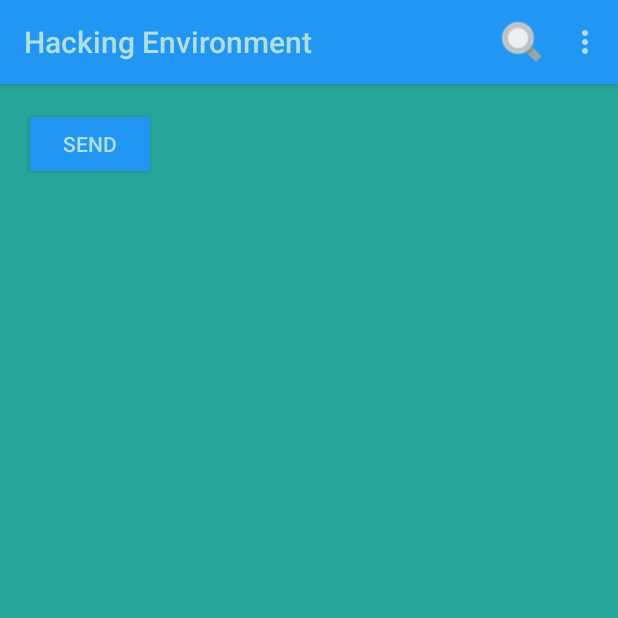
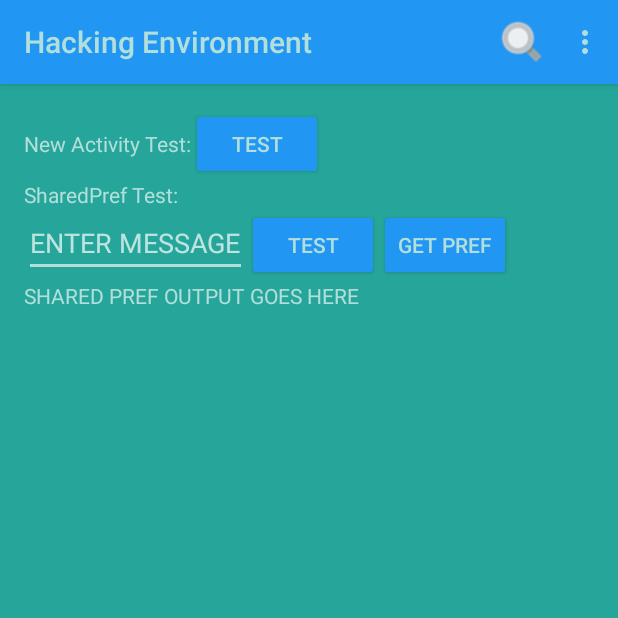
Before and after one commit to AdamSHurwitz/Hacking_Environment, an Android app: the screen it shows after launch (MainActivity), on a phone screen of 412 x 824 dp, the top half of it. Run offline under Robolectric (Android 15) with nearby library versions, the phone set to English and light mode, and no system bars.

Commit message:
Shared Preference Test

```diff
--- a/app/src/main/java/com/example/adamhurwitz/hackingenvironment/MainActivity.java
+++ b/app/src/main/java/com/example/adamhurwitz/hackingenvironment/MainActivity.java
@@ -1,27 +1,49 @@
 package com.example.adamhurwitz.hackingenvironment;
 
 import android.content.Intent;
+import android.os.Bundle;
 import android.support.v7.app.AppCompatActivity;
-import android.os.Bundle;
 import android.view.Menu;
 import android.view.MenuItem;
 import android.view.View;
-import android.widget.EditText;
 
 public class MainActivity extends AppCompatActivity {
 
     public static final String EXTRA_MESSAGE = "com.example.android.hackingenv";
 
-    /** Called when the user clicks the Send button */
+    /**
+     * Called when the user clicks the Send button
+     */
     public void sendMessage(View view) {
         // Do something in response to button
         Intent intent = new Intent(this,
                 com.example.adamhurwitz.hackingenvironment.DisplayMessageActivity.class);
-        EditText editText = (EditText) findViewById(R.id.edit_message);
+        /*EditText editText = (EditText) findViewById(R.id.edit_message);
         String message = editText.getText().toString();
-        intent.putExtra(EXTRA_MESSAGE, message);
+        intent.putExtra(EXTRA_MESSAGE, message);*/
         startActivity(intent);
     }
+
+// SharedPref - In MainActivity vs. in MainActivityFragment.java
+
+   /* public void sendToSharedPreferences(View view) {
+        EditText editTextField1 = (EditText) this.findViewById(R.id.edit_message_one);
+        String firstPref = editTextField1.getText().toString();
+
+        SharedPreferences sharedPref = this.getPreferences(Context.MODE_PRIVATE);
+        SharedPreferences.Editor editor = sharedPref.edit();
+        editor.putString(getString(R.string.preference_test), firstPref);
+        editor.commit();
+    }
+
+    public void getFromSharedPreferences(View view) {
+        SharedPreferences sharedPref = this.getPreferences(Context.MODE_PRIVATE);
+        String defaultValue = getResources().getString(R.string.saved_default_value);
+        String preference = sharedPref.getString(getString(R.string.preference_test), defaultValue);
+
+        TextView sharedPrefOutput = (TextView) this.findViewById(R.id.shared_pref_output);
+        sharedPrefOutput.setText(preference);
+    }*/
 
     @Override
     protected void onCreate(Bundle savedInstanceState) {
--- a/app/src/main/java/com/example/adamhurwitz/hackingenvironment/MainActivityFragment.java
+++ b/app/src/main/java/com/example/adamhurwitz/hackingenvironment/MainActivityFragment.java
@@ -1,10 +1,15 @@
 package com.example.adamhurwitz.hackingenvironment;
 
+import android.content.Context;
+import android.content.SharedPreferences;
+import android.os.Bundle;
 import android.support.v4.app.Fragment;
-import android.os.Bundle;
 import android.view.LayoutInflater;
 import android.view.View;
 import android.view.ViewGroup;
+import android.widget.Button;
+import android.widget.EditText;
+import android.widget.TextView;
 
 /**
  * A placeholder fragment containing a simple view.
@@ -17,6 +22,46 @@ public class MainActivityFragment extends Fragment {
     @Override
     public View onCreateView(LayoutInflater inflater, ViewGroup container,
                              Bundle savedInstanceState) {
-        return inflater.inflate(R.layout.fragment_main, container, false);
+
+        View inflatedView = inflater.inflate(R.layout.fragment_main, container, false);
+
+        Button b1 = (Button) inflatedView.findViewById(R.id.writeToSharedPref);
+        b1.setOnClickListener(new View.OnClickListener() {
+            @Override
+            public void onClick(View v) {
+                sendToSharedPreferences(v);
+            }
+        });
+
+        Button b2 = (Button) inflatedView.findViewById(R.id.getFromSharePref);
+        b2.setOnClickListener(new View.OnClickListener() {
+            @Override
+            public void onClick(View v) {
+                getFromSharedPreferences(v);
+            }
+        });
+
+        return inflatedView;
+    }
+
+    // Write to Shared Preferences
+    public void sendToSharedPreferences(View view) {
+        EditText userPref = (EditText) getActivity().findViewById(R.id.edit_message_one);
+        String firstPref = userPref.getText().toString();
+
+        SharedPreferences sharedPref = getActivity().getPreferences(Context.MODE_PRIVATE);
+        SharedPreferences.Editor editor = sharedPref.edit();
+        editor.putString(getString(R.string.preference_test), firstPref);
+        editor.commit();
+    }
+
+    // Read from Shared Preferences
+    public void getFromSharedPreferences(View view) {
+        SharedPreferences sharedPref = getActivity().getPreferences(Context.MODE_PRIVATE);
+        String defaultValue = getResources().getString(R.string.saved_default_value);
+        String preference = sharedPref.getString(getString(R.string.preference_test), defaultValue);
+
+        TextView sharedPrefOutput = (TextView) getActivity().findViewById(R.id.shared_pref_output);
+        sharedPrefOutput.setText(preference);
     }
 }
--- a/app/src/main/res/layout/fragment_main.xml
+++ b/app/src/main/res/layout/fragment_main.xml
@@ -1,24 +1,79 @@
-<RelativeLayout xmlns:android="http://schemas.android.com/apk/res/android"
+<LinearLayout xmlns:android="http://schemas.android.com/apk/res/android"
     xmlns:tools="http://schemas.android.com/tools"
     android:layout_width="match_parent"
     android:layout_height="match_parent"
+    android:orientation="vertical"
     android:paddingBottom="@dimen/activity_vertical_margin"
     android:paddingLeft="@dimen/activity_horizontal_margin"
     android:paddingRight="@dimen/activity_horizontal_margin"
     android:paddingTop="@dimen/activity_vertical_margin"
     tools:context=".MainActivityFragment">
 
-    <EditText
-        android:id="@+id/edit_message"
-        android:layout_width="0dp"
-        android:layout_height="wrap_content"
-        android:layout_weight="1"
-        android:hint="@string/edit_message" />
-
-    <Button
+    <!-- New Activity Test-->
+    <LinearLayout
         android:layout_width="wrap_content"
         android:layout_height="wrap_content"
-        android:onClick="sendMessage"
-        android:text="@string/button_send" />
+        android:orientation="horizontal">
 
-</RelativeLayout>
+        <TextView
+            android:layout_width="wrap_content"
+            android:layout_height="wrap_content"
+            android:text="@string/new_activity_text" />
+
+        <Button
+            android:layout_width="wrap_content"
+            android:layout_height="wrap_content"
+            android:onClick="sendMessage"
+            android:text="@string/button_test" />
+    </LinearLayout>
+
+    <!--SharedPref Test-->
+    <LinearLayout
+        android:layout_width="wrap_content"
+        android:layout_height="wrap_content"
+        android:orientation="horizontal">
+
+        <TextView
+            android:layout_width="wrap_content"
+            android:layout_height="wrap_content"
+            android:text="@string/shared_pref_text" />
+    </LinearLayout>
+
+    <LinearLayout
+        android:layout_width="wrap_content"
+        android:layout_height="wrap_content"
+        android:orientation="vertical">
+
+        <LinearLayout
+            android:layout_width="wrap_content"
+            android:layout_height="wrap_content"
+            android:orientation="horizontal">
+
+            <EditText
+                android:id="@+id/edit_message_one"
+                android:layout_width="wrap_content"
+                android:layout_height="wrap_content"
+                android:hint="@string/edit_message" />
+
+            <Button
+                android:id="@+id/writeToSharedPref"
+                android:layout_width="wrap_content"
+                android:layout_height="wrap_content"
+                android:text="@string/button_test" />
+
+            <Button
+                android:id="@+id/getFromSharePref"
+                android:layout_width="wrap_content"
+                android:layout_height="wrap_content"
+                android:text="GET PREF" />
+        </LinearLayout>
+
+        <TextView
+            android:id="@+id/shared_pref_output"
+            android:layout_width="wrap_content"
+            android:layout_height="wrap_content"
+            android:text="SHARED PREF OUTPUT GOES HERE" />
+    </LinearLayout>
+
+
+</LinearLayout>
--- a/app/src/main/res/values/strings.xml
+++ b/app/src/main/res/values/strings.xml
@@ -2,10 +2,17 @@
     <string name="app_name">Hacking Environment</string>
     <string name="action_settings">Settings</string>
     <string name="edit_message">ENTER MESSAGE</string>
-    <string name="button_send">Send</string>
+    <string name="shared_pref_text">SharedPref Test: </string>
+    <string name="new_activity_text">New Activity Test: </string>
+    <string name="button_test">Test</string>
     <string name="title_activity_display_message">My Message</string>
     <string name="hello_world">Hello world!</string>
     <string name="action_search">Search</string>
     <!-- TODO: Remove or change this placeholder text -->
     <string name="hello_blank_fragment">Hello blank fragment</string>
+
+    <!-- SharedPref Test-->
+    <string name="preference_file_key">com.example.myapp.PREFERENCE_FILE_KEY</string>
+    <string name="preference_test">Key</string>
+    <string name="saved_default_value">DEFAULT</string>
 </resources>
```
